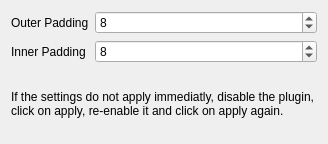
Old version of the form contents/ui/config.ui in the repository acristoffers/kwin-rectangle.
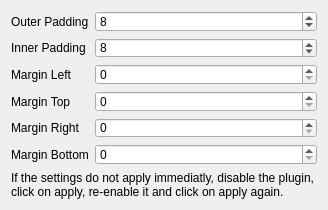
New version of the form.

Commit message:
fix: add margins between workarea and desktop
Fixes #22

What changed in the file:
```diff
--- a/contents/ui/config.ui
+++ b/contents/ui/config.ui
@@ -44,6 +44,62 @@
        </property>
       </widget>
      </item>
+     <item row="2" column="0">
+      <widget class="QLabel" name="label">
+       <property name="text">
+        <string>Margin Left</string>
+       </property>
+      </widget>
+     </item>
+     <item row="2" column="1">
+      <widget class="QSpinBox" name="kcfg_MarginLeft">
+       <property name="value">
+        <number>0</number>
+       </property>
+      </widget>
+     </item>
+     <item row="3" column="0">
+      <widget class="QLabel" name="label">
+       <property name="text">
+        <string>Margin Top</string>
+       </property>
+      </widget>
+     </item>
+     <item row="3" column="1">
+      <widget class="QSpinBox" name="kcfg_MarginTop">
+       <property name="value">
+        <number>0</number>
+       </property>
+      </widget>
+     </item>
+     <item row="4" column="0">
+      <widget class="QLabel" name="label">
+       <property name="text">
+        <string>Margin Right</string>
+       </property>
+      </widget>
+     </item>
+     <item row="4" column="1">
+      <widget class="QSpinBox" name="kcfg_MarginRight">
+       <property name="value">
+        <number>0</number>
+       </property>
+      </widget>
+     </item>
+     <item row="5" column="0">
+      <widget class="QLabel" name="label">
+       <property name="text">
+        <string>Margin Bottom</string>
+       </property>
+      </widget>
+     </item>
+     <item row="5" column="1">
+      <widget class="QSpinBox" name="kcfg_MarginBottom">
+       <property name="value">
+        <number>0</number>
+       </property>
+      </widget>
+     </item>
     </layout>
    </item>
    <item row="3" column="0" colspan="2">
```
The commit also changes 2 other files.
